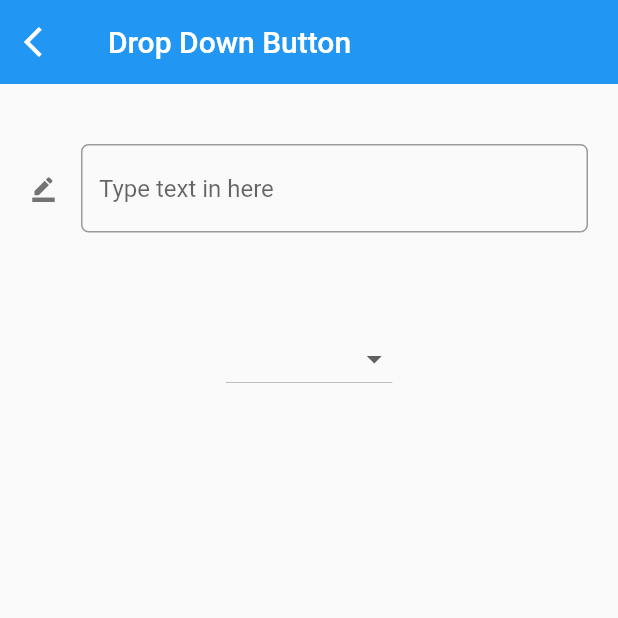
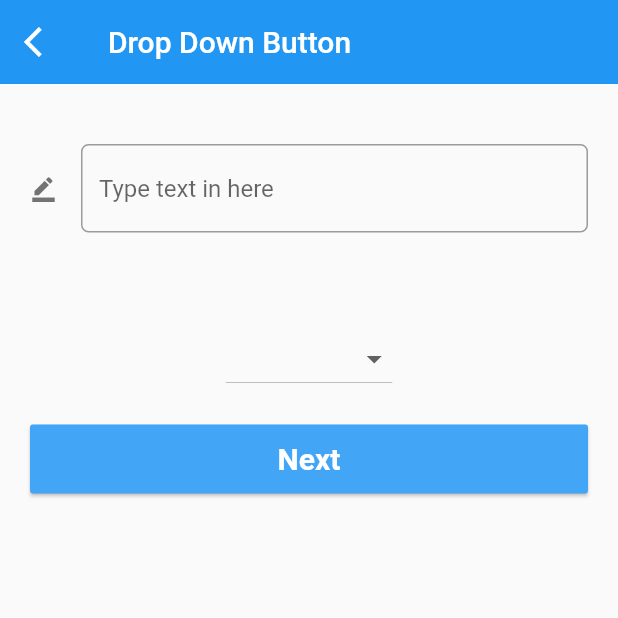
Before and after one commit to boonchu9x/flutter_components_base, a Flutter app: the screen it shows after launch, after a tap on the "arrow back ios" icon, on a phone screen of 412 x 824 dp, the top half of it. Run offline on Flutter 3.47's test engine with Material 2 defaults, Android fonts, the phone set to English and light mode, and no system bars.

Commit message:
finish project

```diff
--- a/lib/main.dart
+++ b/lib/main.dart
@@ -1,6 +1,6 @@
 import 'package:flutter/material.dart';
 import 'package:flutterbasecomponents/screens/dropdownbutton.dart';
-import 'package:flutterbasecomponents/screens/homepage.dart';
+import 'package:flutterbasecomponents/screens/longlist.dart';
 
 void main() {
   runApp(MaterialApp(
--- a/lib/screens/dropdownbutton.dart
+++ b/lib/screens/dropdownbutton.dart
@@ -1,4 +1,7 @@
 import 'package:flutter/material.dart';
+import 'package:flutter/services.dart';
+
+import 'longlist.dart';
 
 class DropDownButton extends StatefulWidget {
   @override
@@ -24,6 +27,38 @@ class _DropDownButtonState extends State<DropDownButton> {
             alignment: Alignment.center,
             child: _builDropDownButton(),
           ),
+          Row(
+            children: <Widget>[
+              Expanded(
+                child: Padding(
+                  padding: const EdgeInsets.only(left: 20, right: 20),
+                  child: SizedBox(
+                    height: 46,
+                    child: RaisedButton(
+                      elevation: 1,
+                      highlightElevation: 3,
+                      onPressed: () {
+                        Navigator.push(
+                            context,
+                            MaterialPageRoute(
+                              builder: (context) => LongListScreen(),
+                            ));
+                      },
+                      child: Text(
+                        'Next',
+                        style: TextStyle(
+                          color: Colors.white,
+                          fontSize: 20,
+                          fontWeight: FontWeight.bold,
+                        ),
+                      ),
+                      color: Colors.blue[400],
+                    ),
+                  ),
+                ),
+              ),
+            ],
+          ),
         ],
       ),
     );
@@ -43,7 +78,10 @@ class _DropDownButtonState extends State<DropDownButton> {
       leading: InkWell(
         customBorder: new CircleBorder(),
         onTap: () {
-          debugPrint('Click');
+
+
+          //finish app
+          SystemNavigator.pop();
         },
         child: Icon(
           Icons.arrow_back_ios,
@@ -93,5 +131,4 @@ class _DropDownButtonState extends State<DropDownButton> {
       elevation: 1,
     );
   }
-
 }
```
Also changed, not shown: lib/screens/longlist.dart (renamed from lib/screens/homepage.dart, +3 -6 lines).
